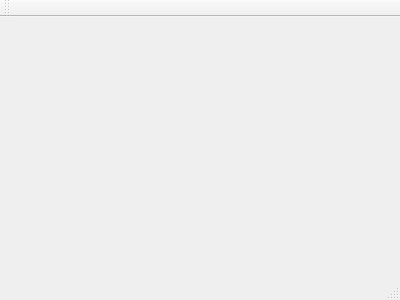
First picture: the form in RefereeGameBookDV1553/mainwindow.ui, repository alexanderbrannlund/ProjektRefereeGameBookQt, before the edit.
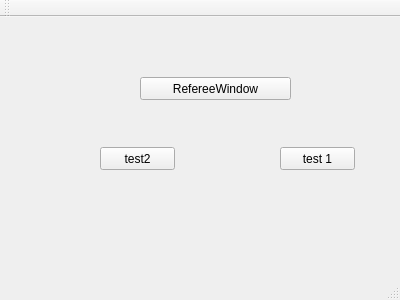
Second picture: the form after the edit.

Patch:
```diff
--- a/RefereeGameBookDV1553/mainwindow.ui
+++ b/RefereeGameBookDV1553/mainwindow.ui
@@ -12,13 +12,68 @@
   <property name="windowTitle" >
    <string>MainWindow</string>
   </property>
-  <widget class="QMenuBar" name="menuBar" />
-  <widget class="QToolBar" name="mainToolBar" />
-  <widget class="QWidget" name="centralWidget" />
-  <widget class="QStatusBar" name="statusBar" />
+  <widget class="QWidget" name="centralWidget">
+   <widget class="QPushButton" name="pushButton">
+    <property name="geometry">
+     <rect>
+      <x>280</x>
+      <y>130</y>
+      <width>75</width>
+      <height>23</height>
+     </rect>
+    </property>
+    <property name="text">
+     <string>test 1</string>
+    </property>
+   </widget>
+   <widget class="QPushButton" name="pushButton_2">
+    <property name="geometry">
+     <rect>
+      <x>100</x>
+      <y>130</y>
+      <width>75</width>
+      <height>23</height>
+     </rect>
+    </property>
+    <property name="text">
+     <string>test2</string>
+    </property>
+   </widget>
+   <widget class="QPushButton" name="pushButton_3">
+    <property name="geometry">
+     <rect>
+      <x>140</x>
+      <y>60</y>
+      <width>151</width>
+      <height>23</height>
+     </rect>
+    </property>
+    <property name="text">
+     <string>RefereeWindow</string>
+    </property>
+   </widget>
+  </widget>
+  <widget class="QMenuBar" name="menuBar">
+   <property name="geometry">
+    <rect>
+     <x>0</x>
+     <y>0</y>
+     <width>400</width>
+     <height>21</height>
+    </rect>
+   </property>
+  </widget>
+  <widget class="QToolBar" name="mainToolBar">
+   <attribute name="toolBarArea">
+    <enum>TopToolBarArea</enum>
+   </attribute>
+   <attribute name="toolBarBreak">
+    <bool>false</bool>
+   </attribute>
+  </widget>
+  <widget class="QStatusBar" name="statusBar"/>
  </widget>
- <layoutDefault spacing="6" margin="11" />
- <pixmapfunction></pixmapfunction>
+ <layoutdefault spacing="6" margin="11"/>
  <resources/>
  <connections/>
 </ui>
```
Left out of the diff: 7 changed lines with no effect on the pictures.
